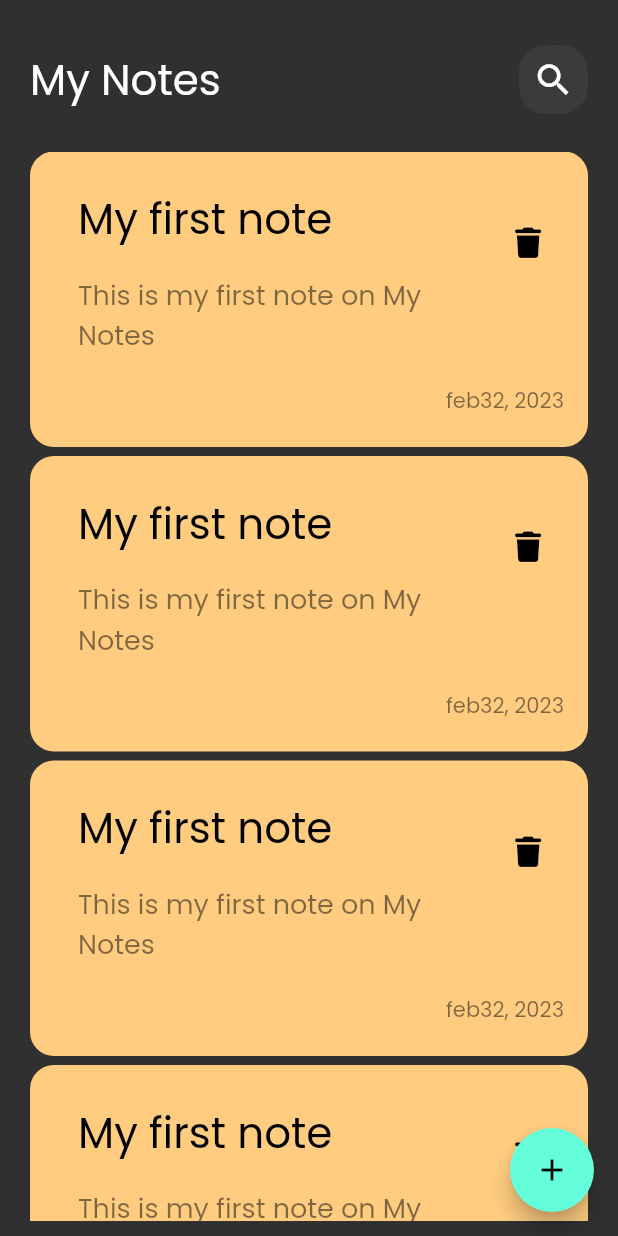
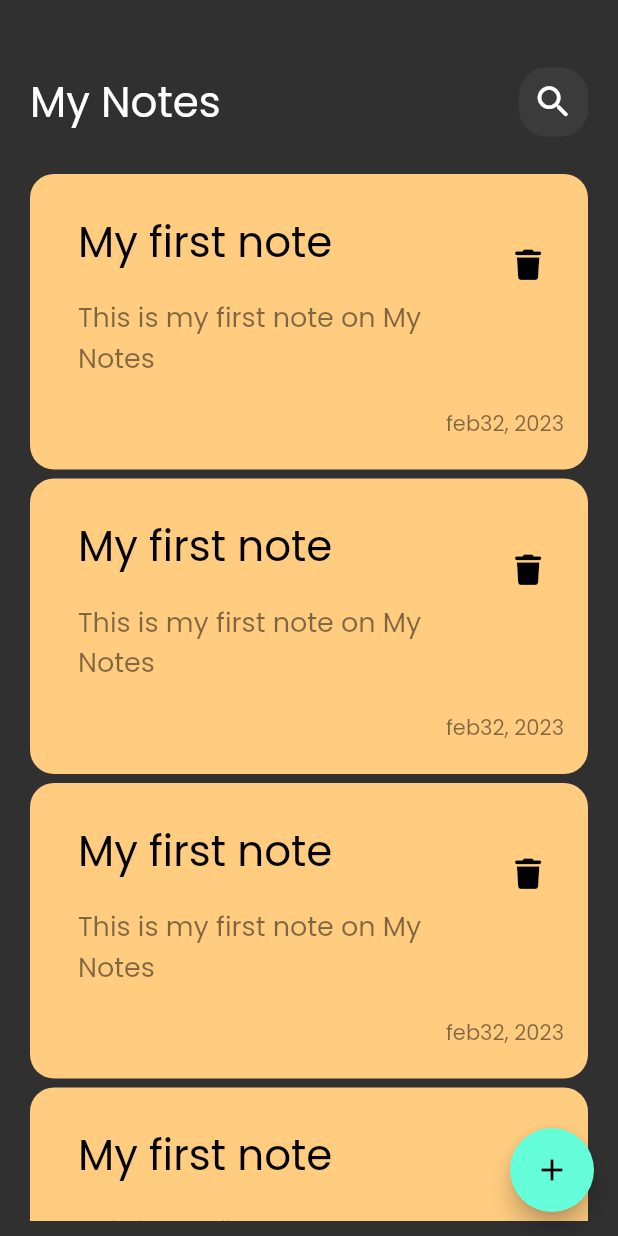
Before and after one commit to islam-diab/MyNotes, a Flutter app: the screen it shows after launch, on a phone screen of 412 x 824 dp. Run offline on Flutter 3.47's test engine with Material 2 defaults, Android fonts, the phone set to English and light mode, and no system bars; our stand-ins replace font_awesome_flutter.

Commit message:
done edite note

```diff
--- a/lib/view/notes_view.dart
+++ b/lib/view/notes_view.dart
@@ -26,7 +26,10 @@ class NotesView extends StatelessWidget {
         padding: const EdgeInsets.only(top: 30, left: 20, right: 20),
         child: Column(
           children: const [
-            CustomAppBar(),
+            CustomAppBar(
+              title: 'My Notes',
+              icon: Icons.search_rounded,
+            ),
             NotesListView(),
           ],
         ),
--- a/lib/view/widget/custom_app_bar.dart
+++ b/lib/view/widget/custom_app_bar.dart
@@ -2,20 +2,24 @@ import 'package:flutter/material.dart';
 import 'package:my_notes/view/widget/custom_icon.dart';
 
 class CustomAppBar extends StatelessWidget {
-  const CustomAppBar({Key? key}) : super(key: key);
-
+  const CustomAppBar({Key? key, required this.icon, required this.title})
+      : super(key: key);
+  final IconData icon;
+  final String title;
   @override
   Widget build(BuildContext context) {
     return Padding(
-      padding: const EdgeInsets.only(bottom: 15),
+      padding: const EdgeInsets.only(top: 15, bottom: 15),
       child: Row(
         mainAxisAlignment: MainAxisAlignment.spaceBetween,
-        children: const [
+        children: [
           Text(
-            'My Notes',
-            style: TextStyle(fontSize: 28),
+            title,
+            style: const TextStyle(fontSize: 28),
           ),
-          CustomIcon(),
+          CustomIcon(
+            icon: icon,
+          ),
         ],
       ),
     );
--- a/lib/view/widget/custom_icon.dart
+++ b/lib/view/widget/custom_icon.dart
@@ -1,7 +1,8 @@
 import 'package:flutter/material.dart';
 
 class CustomIcon extends StatelessWidget {
-  const CustomIcon({Key? key}) : super(key: key);
+  const CustomIcon({Key? key, required this.icon}) : super(key: key);
+  final IconData icon;
 
   @override
   Widget build(BuildContext context) {
@@ -12,8 +13,8 @@ class CustomIcon extends StatelessWidget {
         borderRadius: BorderRadius.circular(18),
         color: Colors.white.withOpacity(.05),
       ),
-      child: const Icon(
-        Icons.search,
+      child: Icon(
+        icon,
         size: 28,
       ),
     );
```
Also changed, not shown: lib/view/widget/edit_note_view_body.dart (+24 -1 lines).
